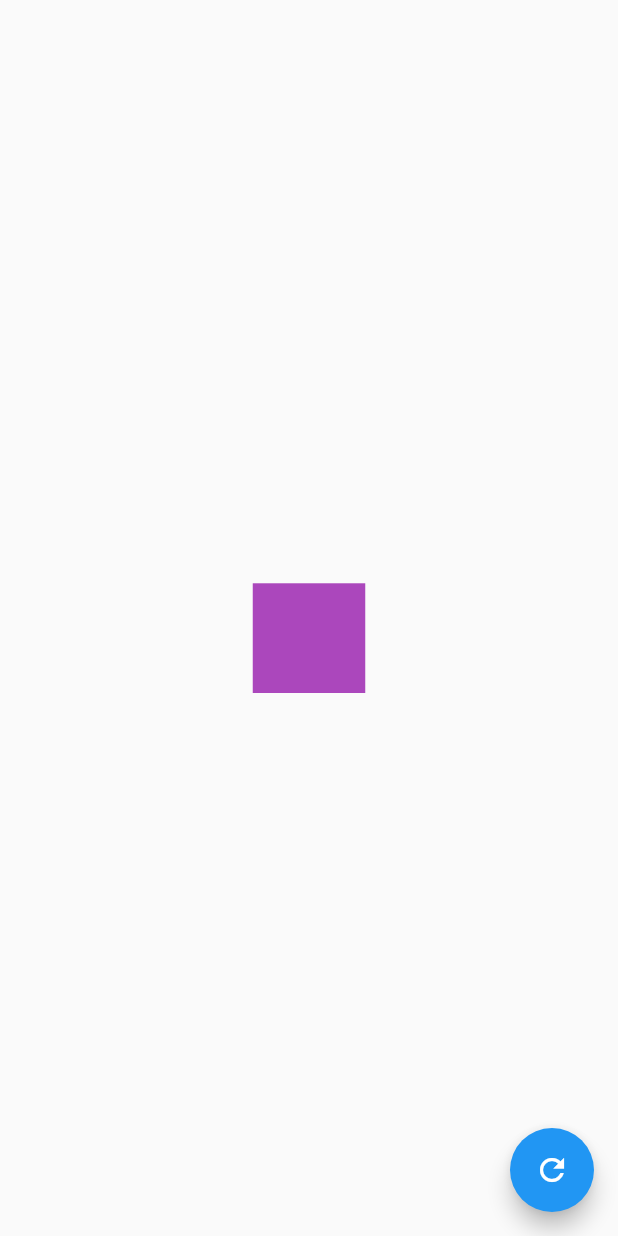
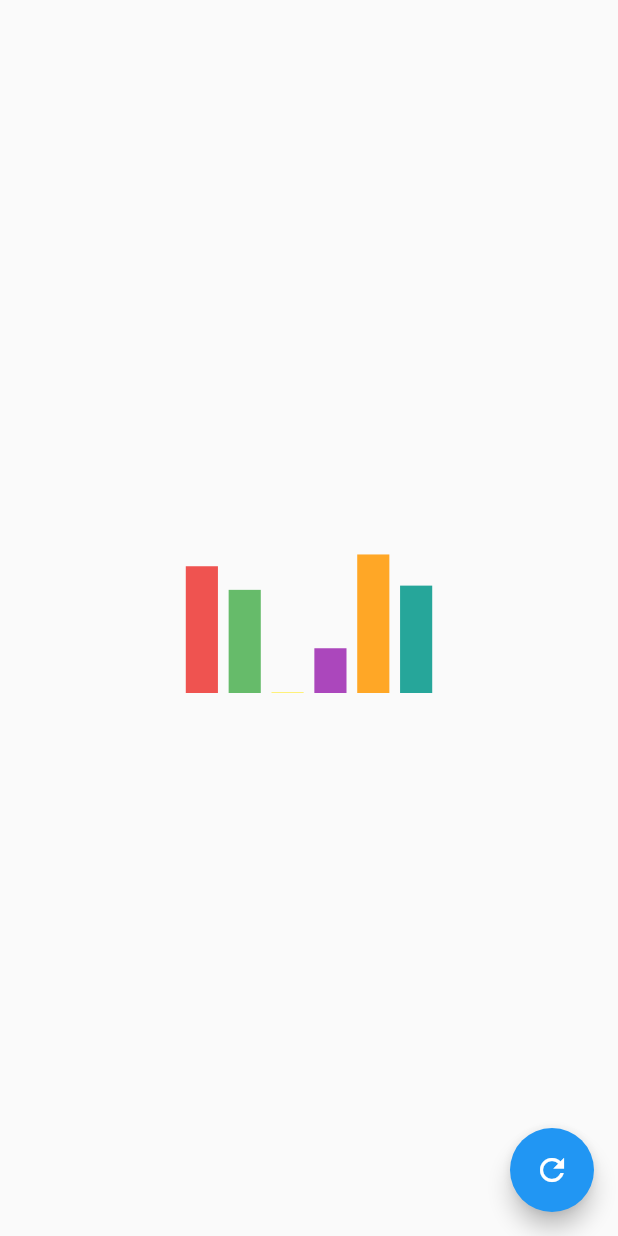
Before and after one commit to alexander-larsson/flutter-charts, a Flutter app: the screen it shows after launch, on a phone screen of 412 x 824 dp. Run offline on Flutter 3.47's test engine with Material 2 defaults, Android fonts, the phone set to English and light mode, and no system bars.

Commit message:
Colored bar chart

```diff
--- a/lib/bar.dart
+++ b/lib/bar.dart
@@ -15,40 +15,58 @@ class BarChart {
 
   factory BarChart.random(Size size, Random random) {
     const barWidthFraction = 0.75;
-    const minBarDistance = 20.0;
-    final barCount = random.nextInt((size.width / minBarDistance).floor()) + 1;
+    final ranks = selectRanks(random, ColorPalette.primary.length);
+    final barCount = ranks.length;
     final barDistance = size.width / (1 + barCount);
     final barWidth = barDistance * barWidthFraction;
     final startX = barDistance - barWidth / 2;
-    final color = ColorPalette.primary.random(random);
     final bars = new List.generate(
-      barCount,
-          (i) => new Bar(
-        startX + i * barDistance,
-        barWidth,
-        random.nextDouble() * size.height,
-        color,
-      ),
-    );
+        barCount,
+            (i) => new Bar(
+          ranks[i],
+          startX + i * barDistance,
+          barWidth,
+          random.nextDouble() * size.height,
+          ColorPalette.primary[ranks[i]],
+        ));
     return new BarChart(bars);
+  }
+
+  static List<int> selectRanks(Random random, int cap) {
+    final ranks = <int>[];
+    var rank = 0;
+    while (true) {
+      if (random.nextDouble() < 0.2) rank++;
+      if (cap <= rank) break;
+      ranks.add(rank);
+      rank++;
+    }
+    return ranks;
   }
 
   final List<Bar> bars;
 
   static BarChart lerp(BarChart begin, BarChart end, double t) {
-    final barCount = max(begin.bars.length, end.bars.length);
-    final bars = new List.generate(
-      barCount,
-          (i) => Bar.lerp(
-        begin._barOrNull(i) ?? end.bars[i].collapsed,
-        end._barOrNull(i) ?? begin.bars[i].collapsed,
-        t,
-      ),
-    );
+    final bars = <Bar>[];
+    final bMax = begin.bars.length;
+    final eMax = end.bars.length;
+    var b = 0;
+    var e = 0;
+    while (b + e < bMax + eMax) {
+      if (b < bMax && (e == eMax || begin.bars[b] < end.bars[e])) {
+        bars.add(Bar.lerp(begin.bars[b], begin.bars[b].collapsed, t));
+        b++;
+      } else if (e < eMax && (b == bMax || end.bars[e] < begin.bars[b])) {
+        bars.add(Bar.lerp(end.bars[e].collapsed, end.bars[e], t));
+        e++;
+      } else {
+        bars.add(Bar.lerp(begin.bars[b], end.bars[e], t));
+        b++;
+        e++;
+      }
+    }
     return new BarChart(bars);
   }
-
-  Bar _barOrNull(int index) => (index < bars.length ? bars[index] : null);
 }
 
 class BarChartTween extends Tween<BarChart> {
@@ -59,17 +77,22 @@ class BarChartTween extends Tween<BarChart> {
 }
 
 class Bar {
-  Bar(this.x, this.width, this.height, this.color);
+  Bar(this.rank, this.x, this.width, this.height, this.color);
 
+  final int rank;
   final double x;
   final double width;
   final double height;
   final Color color;
 
-  Bar get collapsed => new Bar(x, 0.0, 0.0, color);
+  Bar get collapsed => new Bar(rank, x, 0.0, 0.0, color);
+
+  bool operator <(Bar other) => rank < other.rank;
 
   static Bar lerp(Bar begin, Bar end, double t) {
+    assert(begin.rank == end.rank);
     return new Bar(
+      begin.rank,
       lerpDouble(begin.x, end.x, t),
       lerpDouble(begin.width, end.width, t),
       lerpDouble(begin.height, end.height, t),
@@ -79,7 +102,9 @@ class Bar {
 }
 
 class BarTween extends Tween<Bar> {
-  BarTween(Bar begin, Bar end) : super(begin: begin, end: end);
+  BarTween(Bar begin, Bar end) : super(begin: begin, end: end) {
+    assert(begin.rank == end.rank);
+  }
 
   @override
   Bar lerp(double t) => Bar.lerp(begin, end, t);
```
